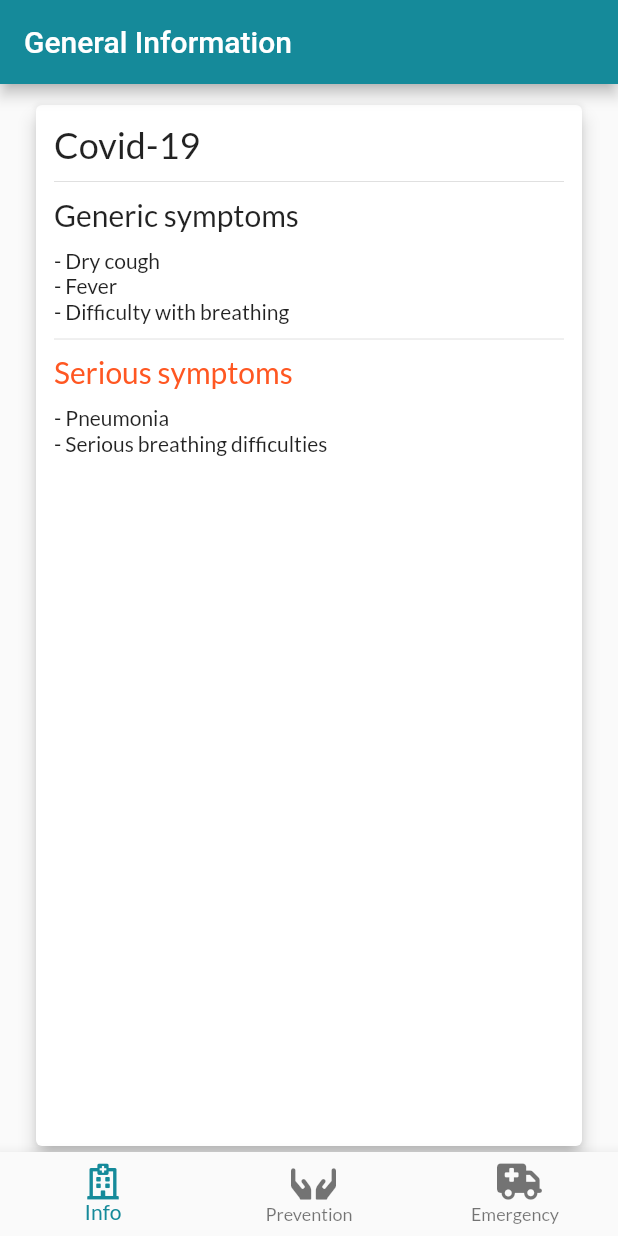
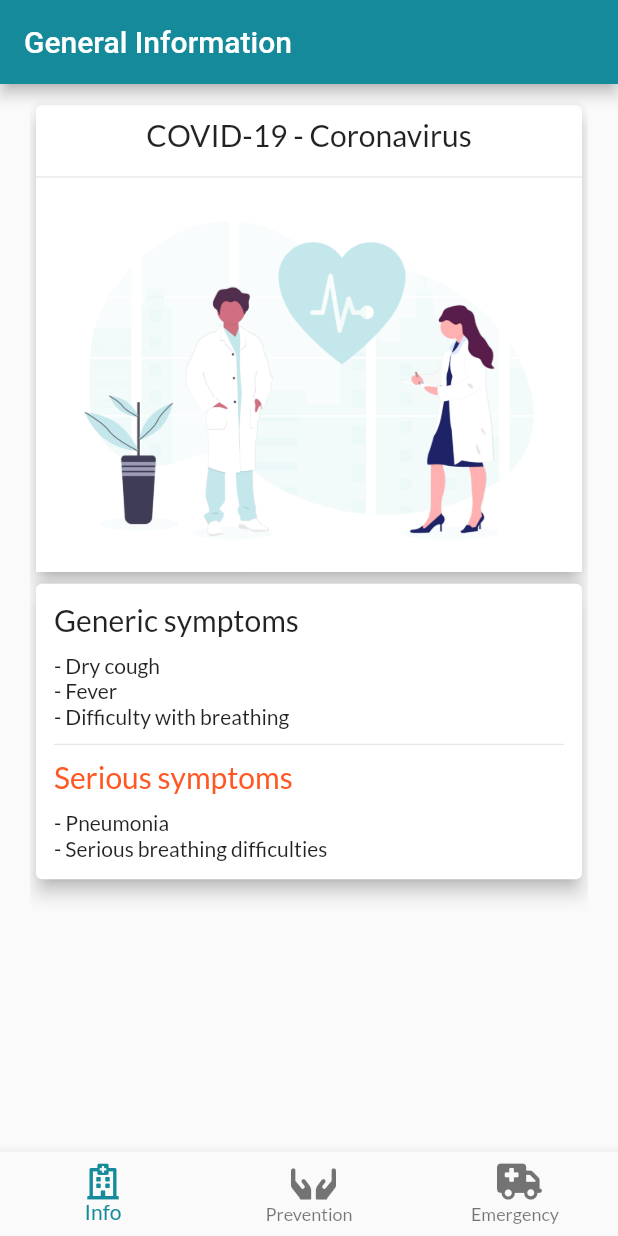
Before and after one commit to mt-tadayon/covid-info, a Flutter app: the screen it shows after launch, on a phone screen of 412 x 824 dp. Run offline on Flutter 3.47's test engine with Material 2 defaults, Android fonts, the phone set to English and light mode, and no system bars; our stand-ins replace flutter_icons, google_fonts.

Commit message:
Home Widget is now swipeable

```diff
--- a/lib/screens/home/home_screen_widget.dart
+++ b/lib/screens/home/home_screen_widget.dart
@@ -1,9 +1,34 @@
 import 'package:covid_19/screens/home/list_of_symptoms.dart';
 import 'package:flutter/material.dart';
+
+const medicineImageUrl = "assets/undraw/medicine.png";
 
 class HomeScreenWidget extends StatelessWidget {
   @override
   Widget build(BuildContext context) {
-    return ListOfSymptoms();
+    return ListView(
+      children: <Widget>[
+        Card(
+          elevation: 5.0,
+          child: Column(
+            children: <Widget>[
+              Padding(
+                padding: const EdgeInsets.all(8.0),
+                child: Text(
+                  "COVID-19 - Coronavirus",
+                  style: Theme.of(context).textTheme.title,
+                ),
+              ),
+              Divider(),
+              Image.asset(medicineImageUrl),
+            ],
+          ),
+        ),
+        Padding(
+          padding: const EdgeInsets.only(bottom: 8.0),
+          child: ListOfSymptoms(),
+        )
+      ],
+    );
   }
 }
--- a/lib/screens/home/list_of_symptoms.dart
+++ b/lib/screens/home/list_of_symptoms.dart
@@ -12,12 +12,7 @@ class ListOfSymptoms extends StatelessWidget {
           crossAxisAlignment: CrossAxisAlignment.start,
           children: <Widget>[
             Text(
-              S.of(context).checkSymptoms,
-              style: Theme.of(context).textTheme.headline,
-            ),
-            Divider(height: 20.0),
-            Text(
-              "Generic symptoms",
+              S.of(context).genericSymptoms,
               style: Theme.of(context).textTheme.title,
             ),
             SizedBox(height: 10),
@@ -28,7 +23,7 @@ class ListOfSymptoms extends StatelessWidget {
               height: 20,
             ),
             Text(
-              "Serious symptoms",
+              S.of(context).seriousSymptoms,
               style: Theme.of(context)
                   .textTheme
                   .title
--- a/lib/screens/home_screen.dart
+++ b/lib/screens/home_screen.dart
@@ -11,8 +11,27 @@ class HomeScreen extends StatefulWidget {
 }
 
 class _HomeScreenState extends State<HomeScreen> {
+  PageController _controller = PageController(
+    initialPage: 0,
+  );
+
+  @override
+  void dispose() {
+    _controller.dispose();
+    super.dispose();
+  }
+
+  @override
+  void initState() {
+    _controller.addListener(() {
+      setState(() {
+        selectedTab = _controller.page.toInt();
+      });
+    });
+    super.initState();
+  }
+
   int selectedTab = 0;
-  Widget currentView = HomeScreenWidget();
   Text appBarTitle;
 
   @override
@@ -22,7 +41,14 @@ class _HomeScreenState extends State<HomeScreen> {
     return Scaffold(
       body: Padding(
         padding: const EdgeInsets.only(top: 10.0, left: 20, right: 20),
-        child: currentView,
+        child: PageView(
+          controller: _controller,
+          children: <Widget>[
+            HomeScreenWidget(),
+            PreventionWidget(),
+            EmergencyWidget(),
+          ],
+        ),
       ),
       appBar: AppBar(
         title: appBarTitle,
@@ -34,20 +60,30 @@ class _HomeScreenState extends State<HomeScreen> {
             selectedTab = tab;
             switch (selectedTab) {
               case 0:
-                currentView = HomeScreenWidget();
+                _controller.animateToPage(
+                  tab,
+                  duration: Duration(milliseconds: 200),
+                  curve: Curves.linear,
+                );
                 appBarTitle = Text(S.of(context).appBarTitleHome);
                 break;
               case 1:
-                currentView = PreventionWidget();
+                _controller.animateToPage(tab,
+                    duration: Duration(milliseconds: 200),
+                    curve: Curves.easeInOut);
                 appBarTitle = Text(S.of(context).appBarTitlePrevention);
                 break;
               case 2:
-                currentView = EmergencyWidget();
+                _controller.animateToPage(tab,
+                    duration: Duration(milliseconds: 200),
+                    curve: Curves.easeInOut);
                 appBarTitle = Text(S.of(context).appBarTitleEmergency);
                 break;
               default:
                 appBarTitle = Text(S.of(context).appBarTitleHome);
-                currentView = HomeScreenWidget();
+                _controller.animateToPage(0,
+                    duration: Duration(milliseconds: 200),
+                    curve: Curves.easeInOut);
             }
           });
         },
@@ -68,6 +104,4 @@ class _HomeScreenState extends State<HomeScreen> {
       ),
     );
   }
-
-  Widget getCurrentWidget() {}
 }
--- a/pubspec.yaml
+++ b/pubspec.yaml
@@ -22,6 +22,8 @@ dev_dependencies:
 
 flutter:
   uses-material-design: true
+  assets:
+    - "assets/undraw/"
 
 flutter_intl:
   enabled: true
```
Also changed, not shown: assets/undraw/medicine.png (added).
